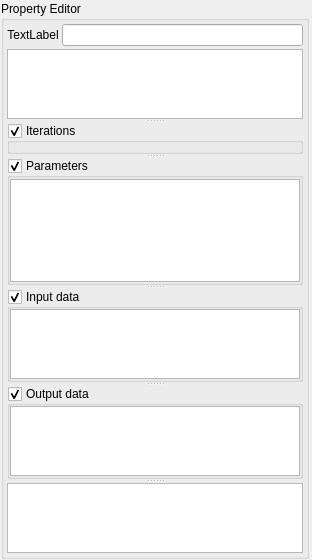
This is src/plugins/workflow_designer/src/ui/WorkflowEditorWidget.ui in violethaze74/ugene as Qt 5 draws it before an edit. The edited form follows.
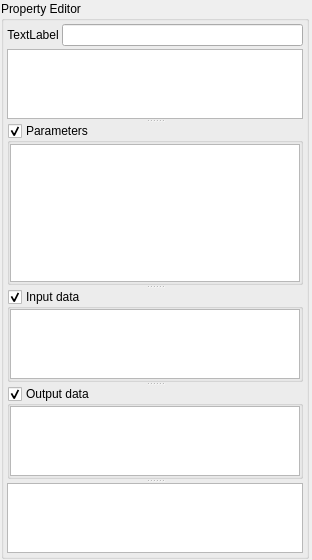
This is the edited form. Icons and pictures are not drawn.

Commit message: remove iterations from WD

The edit to the form file:
```diff
--- a/src/plugins/workflow_designer/src/ui/WorkflowEditorWidget.ui
+++ b/src/plugins/workflow_designer/src/ui/WorkflowEditorWidget.ui
@@ -159,43 +159,6 @@
           <set>Qt::TextBrowserInteraction</set>
          </property>
         </widget>
-        <widget class="QGroupBox" name="iterationBox">
-         <property name="sizePolicy">
-          <sizepolicy hsizetype="Preferred" vsizetype="Preferred">
-           <horstretch>0</horstretch>
-           <verstretch>1</verstretch>
-          </sizepolicy>
-         </property>
-         <property name="title">
-          <string>Iterations</string>
-         </property>
-         <property name="flat">
-          <bool>true</bool>
-         </property>
-         <property name="checkable">
-          <bool>true</bool>
-         </property>
-         <property name="checked">
-          <bool>true</bool>
-         </property>
-         <layout class="QVBoxLayout" name="verticalLayout_3">
-          <property name="spacing">
-           <number>0</number>
-          </property>
-          <property name="leftMargin">
-           <number>0</number>
-          </property>
-          <property name="topMargin">
-           <number>1</number>
-          </property>
-          <property name="rightMargin">
-           <number>0</number>
-          </property>
-          <property name="bottomMargin">
-           <number>0</number>
-          </property>
-         </layout>
-        </widget>
         <widget class="QGroupBox" name="paramBox">
          <property name="sizePolicy">
           <sizepolicy hsizetype="Ignored" vsizetype="Preferred">
```
The commit also changes 31 other files.
